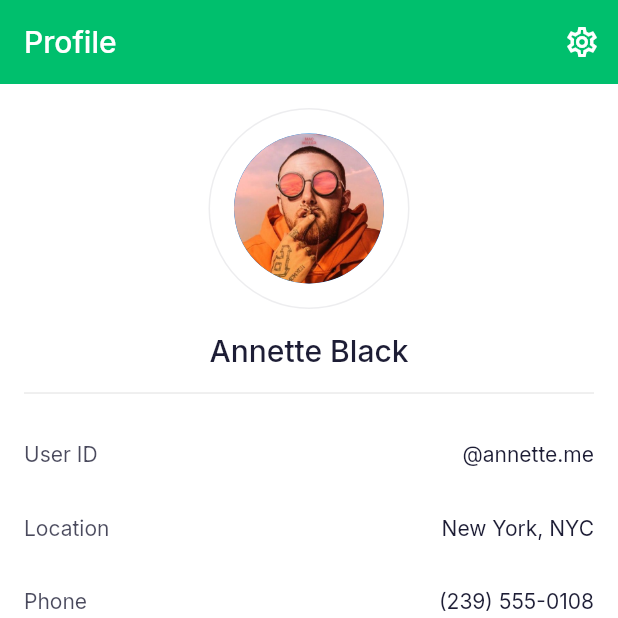
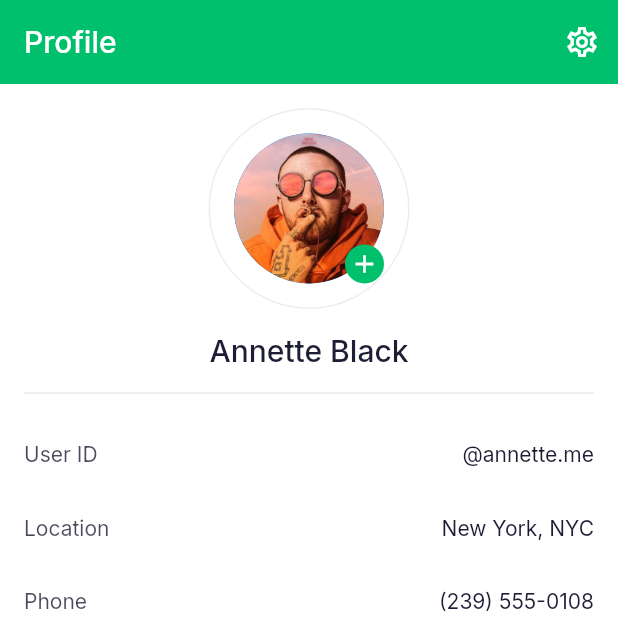
Before and after one commit to abuanwar072/Chat-Messaging-App-Light-and-Dark-Theme, a Flutter app: the screen it shows after launch, item 4 of the bottom bar chosen, on a phone screen of 412 x 824 dp, the top half of it. Run offline on Flutter 3.47's test engine with Material 2 defaults, Android fonts, the phone set to English and light mode, and no system bars; our stand-ins replace flutter_svg, form_field_validator, google_fonts.

Commit message:
profile done

```diff
--- /dev/null
+++ b/lib/screens/profile/components/info.dart
@@ -0,0 +1,36 @@
+import 'package:flutter/material.dart';
+
+import '../../../constants.dart';
+
+class Info extends StatelessWidget {
+  const Info({
+    Key? key,
+    required this.infoKey,
+    required this.info,
+  }) : super(key: key);
+
+  final String infoKey, info;
+
+  @override
+  Widget build(BuildContext context) {
+    return Padding(
+      padding: const EdgeInsets.symmetric(vertical: kDefaultPadding),
+      child: Row(
+        mainAxisAlignment: MainAxisAlignment.spaceBetween,
+        children: [
+          Text(
+            infoKey,
+            style: TextStyle(
+              color: Theme.of(context)
+                  .textTheme
+                  .bodyText1!
+                  .color!
+                  .withOpacity(0.8),
+            ),
+          ),
+          Text(info),
+        ],
+      ),
+    );
+  }
+}
--- /dev/null
+++ b/lib/screens/profile/edit_profile_screen.dart
@@ -0,0 +1,8 @@
+import 'package:flutter/material.dart';
+
+class EditProfileScreen extends StatelessWidget {
+  @override
+  Widget build(BuildContext context) {
+    return Scaffold();
+  }
+}
--- a/lib/screens/profile/profile_screen.dart
+++ b/lib/screens/profile/profile_screen.dart
@@ -1,6 +1,9 @@
 import 'package:chat/components/primary_button.dart';
 import 'package:chat/constants.dart';
+import 'package:chat/screens/profile/edit_profile_screen.dart';
 import 'package:flutter/material.dart';
+
+import 'components/info.dart';
 
 class ProfileScreen extends StatelessWidget {
   @override
@@ -19,24 +22,7 @@ class ProfileScreen extends StatelessWidget {
         padding: EdgeInsets.symmetric(horizontal: kDefaultPadding),
         child: Column(
           children: [
-            Container(
-              padding: EdgeInsets.all(kDefaultPadding),
-              margin: EdgeInsets.symmetric(vertical: kDefaultPadding),
-              decoration: BoxDecoration(
-                shape: BoxShape.circle,
-                border: Border.all(
-                  color: Theme.of(context)
-                      .textTheme
-                      .bodyText1!
-                      .color!
-                      .withOpacity(0.08),
-                ),
-              ),
-              child: CircleAvatar(
-                radius: 50,
-                backgroundImage: AssetImage("assets/images/user_2.png"),
-              ),
-            ),
+            ProfilePic(image: "assets/images/user_2.png"),
             Text(
               "Annette Black",
               style: Theme.of(context).textTheme.headline6,
@@ -66,7 +52,12 @@ class ProfileScreen extends StatelessWidget {
                 child: PrimaryButton(
                   padding: EdgeInsets.all(5),
                   text: "Edit Profile",
-                  press: () {},
+                  press: () => Navigator.push(
+                    context,
+                    MaterialPageRoute(
+                      builder: (context) => EditProfileScreen(),
+                    ),
+                  ),
                 ),
               ),
             ),
@@ -77,33 +68,49 @@ class ProfileScreen extends StatelessWidget {
   }
 }
 
-class Info extends StatelessWidget {
-  const Info({
+class ProfilePic extends StatelessWidget {
+  const ProfilePic({
     Key? key,
-    required this.infoKey,
-    required this.info,
+    required this.image,
+    this.isShowPhotoUpload = false,
+    this.imageUploadBtnPress,
   }) : super(key: key);
 
-  final String infoKey, info;
+  final String image;
+  final bool isShowPhotoUpload;
+  final VoidCallback? imageUploadBtnPress;
 
   @override
   Widget build(BuildContext context) {
-    return Padding(
-      padding: const EdgeInsets.symmetric(vertical: kDefaultPadding),
-      child: Row(
-        mainAxisAlignment: MainAxisAlignment.spaceBetween,
+    return Container(
+      padding: EdgeInsets.all(kDefaultPadding),
+      margin: EdgeInsets.symmetric(vertical: kDefaultPadding),
+      decoration: BoxDecoration(
+        shape: BoxShape.circle,
+        border: Border.all(
+          color:
+              Theme.of(context).textTheme.bodyText1!.color!.withOpacity(0.08),
+        ),
+      ),
+      child: Stack(
+        alignment: Alignment.bottomRight,
         children: [
-          Text(
-            infoKey,
-            style: TextStyle(
-              color: Theme.of(context)
-                  .textTheme
-                  .bodyText1!
-                  .color!
-                  .withOpacity(0.8),
+          CircleAvatar(
+            radius: 50,
+            backgroundImage: AssetImage(image),
+          ),
+          InkWell(
+            onTap: imageUploadBtnPress,
+            child: CircleAvatar(
+              radius: 13,
+              backgroundColor: Theme.of(context).primaryColor,
+              child: Icon(
+                Icons.add,
+                color: Colors.white,
+                size: 20,
+              ),
             ),
-          ),
-          Text(info),
+          )
         ],
       ),
     );
```
